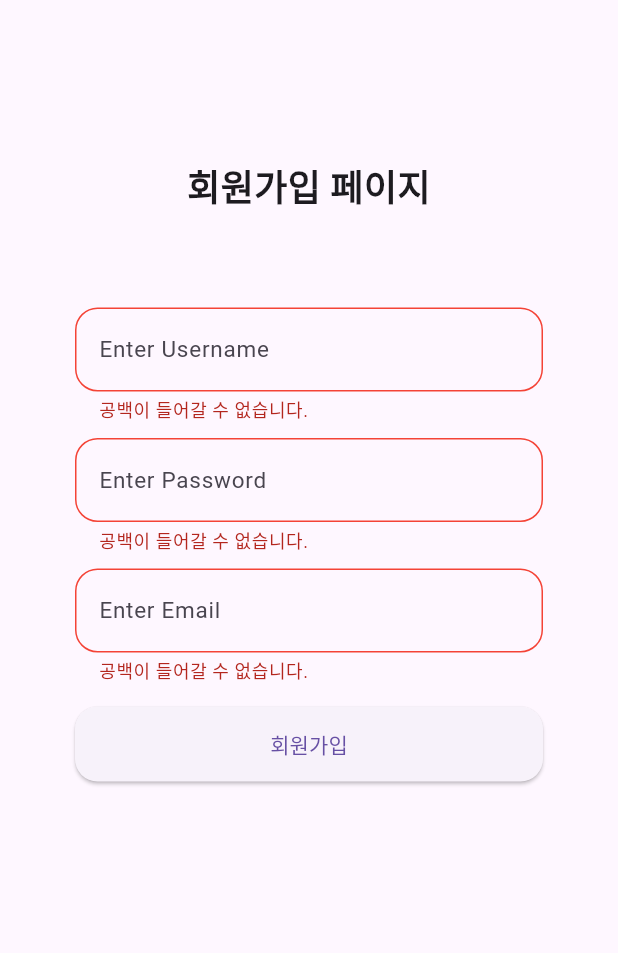
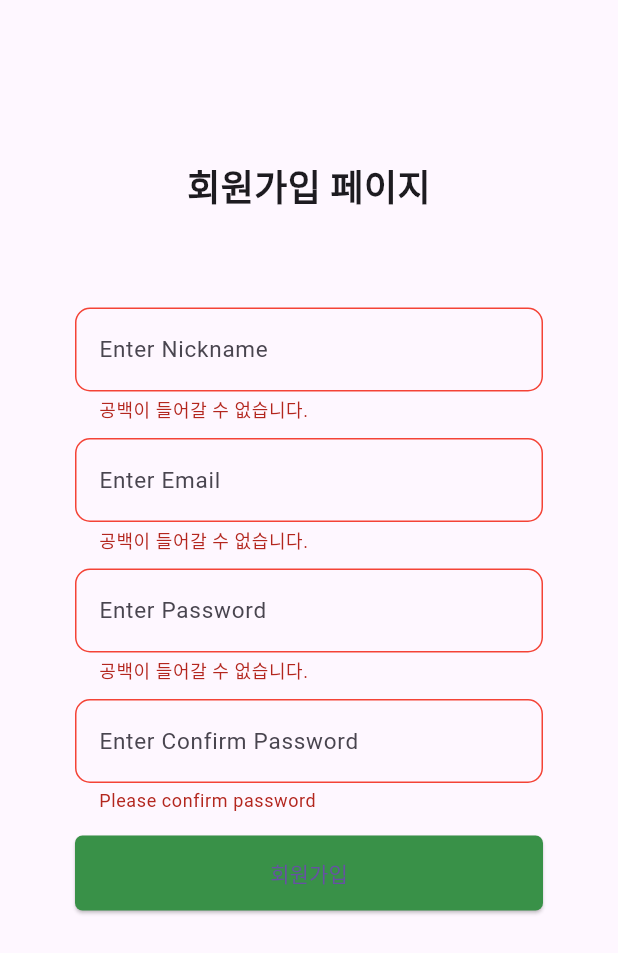
Before and after one commit to PhyeonWoo/front-end-project, a Flutter app: the JoinPage screen opened directly, after a tap on "회원가입", on a phone screen of 412 x 824 dp. Shown: the top 953 px of the screen. Run offline on Flutter 3.47's test engine with Material 3 defaults, Android fonts, the phone set to English and light mode, and no system bars; our stand-ins replace beamer, extended_image, get, validators.

Commit message:
initial commit

```diff
--- a/lib/AET/components/custom_banner.dart
+++ b/lib/AET/components/custom_banner.dart
@@ -19,7 +19,7 @@ class CustomBanner extends StatelessWidget {
   Widget build(BuildContext context) {
     return Scaffold(
       body: Padding(
-        padding: EdgeInsets.only(top: 0),
+        padding: EdgeInsets.only(top: 2),
         child: Column(
           children: [
             Expanded(
--- a/lib/AET/components/custom_elevated_button.dart
+++ b/lib/AET/components/custom_elevated_button.dart
@@ -12,9 +12,10 @@ class CustomElevatedButton extends StatelessWidget {
       padding: const EdgeInsets.only(top: 10.0),
       child: ElevatedButton(
           style: ElevatedButton.styleFrom(
+            backgroundColor: Color(0xFF399148),
             minimumSize: Size(double.infinity,50),
             shape: RoundedRectangleBorder(
-              borderRadius: BorderRadius.circular(15),
+              borderRadius: BorderRadius.circular(5),
             ),
           ),
           onPressed: funPageRoute,
--- a/lib/AET/components/custom_text_form_field.dart
+++ b/lib/AET/components/custom_text_form_field.dart
@@ -21,7 +21,7 @@ class CustomTextFormField extends StatelessWidget {
         controller: controller,
         initialValue: value,
         validator: funValidator,
-        obscureText: hint == "Password" ? true : false,
+        obscureText: hint == "Password" ? true : false || hint =="Confirm Password"? true : false,
         decoration: InputDecoration(
           hintText: "Enter $hint",
           hintStyle: TextStyle(fontSize: 15) ,
@@ -29,25 +29,25 @@ class CustomTextFormField extends StatelessWidget {
               borderSide: BorderSide(
                 color: Colors.grey,
               ),
-            borderRadius: BorderRadius.circular(15),
+            borderRadius: BorderRadius.circular(10),
           ),
           focusedBorder: OutlineInputBorder(
             borderSide: BorderSide(
-              color: Colors.orangeAccent,
+              color: Color(0xFF399148),
             ),
-            borderRadius: BorderRadius.circular(15),
+            borderRadius: BorderRadius.circular(10),
           ),
           errorBorder: OutlineInputBorder(
               borderSide: BorderSide(
                 color: Colors.red,
               ),
-            borderRadius: BorderRadius.circular(15),
+            borderRadius: BorderRadius.circular(10),
           ),
           focusedErrorBorder: OutlineInputBorder(
               borderSide: BorderSide(
                 color: Colors.red,
               ),
-            borderRadius: BorderRadius.circular(15),
+            borderRadius: BorderRadius.circular(10),
           ),
         ),
       ),
--- a/lib/AET/login/join_page.dart
+++ b/lib/AET/login/join_page.dart
@@ -1,16 +1,18 @@
 import 'package:aet/AET/components/custom_elevated_button.dart';
 import 'package:aet/AET/components/custom_text_form_field.dart';
 import 'package:aet/AET/login/login_page.dart';
+import 'package:aet/controller/user_controller.dart';
 import 'package:flutter/material.dart';
-import 'package:flutter/cupertino.dart';
 import 'package:get/get.dart';
-import 'package:validators/validators.dart';
 import 'package:aet/util/validator_util.dart';
-
-void main() => runApp(JoinPage());
 
 class JoinPage extends StatelessWidget {
   final _formKey = GlobalKey<FormState>();
+  final UserController userController = Get.find<UserController>();
+  final _emailController = TextEditingController();
+  final _passwordController = TextEditingController();
+  final _confirmPasswordController = TextEditingController(); // 비밀번호 확인 컨트롤러 추가
+  final _nicknameController = TextEditingController();
 
   @override
   Widget build(BuildContext context) {
@@ -30,36 +32,63 @@ class JoinPage extends StatelessWidget {
                   ),
                 ),
               ),
-              _joinFrom(),
+              _joinForm(),
             ],
           ),
         )
     );
   }
 
-  Widget _joinFrom() {
+  Widget _joinForm() {
     return Form(
       key: _formKey,
       child: Column(
         children: [
           CustomTextFormField(
-              hint: "Username",
-              funValidator: validatorUsername()
+            controller: _nicknameController,
+            hint: "Nickname",
+            funValidator: validatorNickName(),
           ),
           CustomTextFormField(
-              hint: "Password", funValidator: validatorPassword()
+            controller: _emailController,
+            hint: "Email",
+            funValidator: validatorEmail(),
           ),
-          // CustomTextFormField(
-          //     hint: "Password", funValidator: validatorPasswordCheck()
-          //  ),
-          CustomTextFormField(hint: "Email", funValidator: validatorEmail()
+          CustomTextFormField(
+            controller: _passwordController,
+            hint: "Password",
+            funValidator: validatorPassword(),
+          ),
+          CustomTextFormField(
+            controller: _confirmPasswordController,
+            hint: "Confirm Password",
+            funValidator: (value) {
+              if (value.isEmpty) {
+                return "Please confirm password";
+              } else if (_passwordController.text != value) {
+                return "Passwords do not match";
+              }
+              return null;
+            },
           ),
           CustomElevatedButton(
-              text: "회원가입",
-              funPageRoute: () {
-                if(_formKey.currentState!.validate()){
-                Get.to(LoginPage());}
-              }),
+            text: "회원가입",
+            funPageRoute: () async {
+              if (_formKey.currentState!.validate()) {
+                bool isRegistered = await userController.join(
+                  _emailController.text.trim(),
+                  _passwordController.text.trim(),
+                  _nicknameController.text.trim(),
+                );
+                if (isRegistered) {
+                  Get.snackbar("회원가입 성공", "로그인 페이지로 이동");
+                  Get.to(() => LoginPage());
+                } else {
+                  Get.snackbar("회원가입 실패", "다시 시도해주세요");
+                }
+              }
+            },
+          ),
         ],
       ),
     );
--- a/lib/AET/login/login_page.dart
+++ b/lib/AET/login/login_page.dart
@@ -1,7 +1,7 @@
 
-import 'package:aet/AET/Sports_Category/main_home.dart';
 import 'package:aet/AET/components/custom_elevated_button.dart';
 import 'package:aet/AET/components/custom_text_form_field.dart';
+import 'package:aet/AET/screens/home.dart';
 import 'package:aet/controller/user_controller.dart';
 import 'package:flutter/material.dart';
 import 'package:get/get.dart';
@@ -71,7 +71,7 @@ class LoginPage extends StatelessWidget {
                   int result =
                   await u.login(_Email.text.trim(), _password.text.trim());
                   if (result == 1) {
-                    Get.to(() => sports_home());
+                    Get.to(() => homeMain());
                   } else {
                     Get.snackbar("로그인 시도", "로그인 실패");
                   }
@@ -82,7 +82,7 @@ class LoginPage extends StatelessWidget {
             onPressed: (){
              Get.to(JoinPage());
             },
-            child:Text("회원가입 하러가기"),
+            child:Text("회원가입 하러가기",style: TextStyle(color: Color(0xFF399148)),),
           ),
         ],
       ),
--- a/lib/controller/user_controller.dart
+++ b/lib/controller/user_controller.dart
@@ -1,38 +1,44 @@
 import 'package:aet/domain/user/user.dart';
 import 'package:aet/domain/user/user_repository.dart';
-import 'package:aet/util/jwt.dart';
 import 'package:get/get.dart';
-import 'package:shared_preferences/shared_preferences.dart';
 
+class UserController extends GetxController {
+  final UserRepository _userRepository = UserRepository();
+  final RxBool isLogin = false.obs; // Observable variable
+  final Rx<User> principal = User().obs;
 
-class UserController extends GetxController{
-  final UserRepository _userRepository = UserRepository();
-  final RxBool isLogin = false.obs; // 관찰 가능한 변수
-  final principal = User().obs;
+  // 추가: accessToken과 refreshToken 멤버 변수 정의
+  String? accessToken;
+  String? refreshToken;
 
-  // void logout(){
-  //   isLogin.value = false;
-  //   jwtToken = null;
-  // }
   void logout() async {
-    isLogin.value = false;
-    refreshToken = null;
-
-    // SharedPreferences에서 토큰 제거
-    final prefs = await SharedPreferences.getInstance();
-    await prefs.remove('accessToken');
-    await prefs.remove('refreshToken');
+    this.isLogin.value = false;
+    this.accessToken = null;
+    this.refreshToken = null;
   }
 
-  Future<int> login(String username, String password) async {
-    User principal = await _userRepository.login(username, password);
+  Future<int> login(String memberId, String password) async {
+    try {
+      User principal = await _userRepository.login(memberId, password);
 
-    if (principal.email != null) {
-      this.isLogin.value = true;
-      this.principal.value = principal;
-      return 1;
-    } else {
+      if (principal != null && principal.email != null) {
+        this.isLogin.value = true;
+        this.principal.value = principal;
+        this.accessToken = principal.accessToken;
+        this.refreshToken = principal.refreshToken;
+        return 1;
+      } else {
+        return -1;
+      }
+    } catch (e) {
       return -1;
     }
   }
+  Future<bool> join(String memberId, String password, String nickName) async {
+    try {
+      return await _userRepository.join(memberId, password, nickName);
+    } catch (e) {
+      return false;
+    }
+  }
 }
--- a/lib/domain/user/user.dart
+++ b/lib/domain/user/user.dart
@@ -1,16 +1,17 @@
-import 'package:intl/intl.dart';
-
-class User{
+class User {
   final String? email;
   final String? username;
   final String? nickname;
-  final dynamic? accessToken;
+  final String? accessToken;
+  final String? refreshToken;
 
-  User({this.email, this.username,this.nickname, this.accessToken});
+  User({this.email, this.username, this.nickname, this.accessToken, this.refreshToken});
+
 
   User.fromJson(Map<String, dynamic> json)
       : email = json["email"],
         username = json["username"],
-        nickname = json["nickname"],
-        accessToken = json["accessToken"];
+        nickname= json['nickname'],
+        accessToken= json['accessToken'],
+        refreshToken= json['refreshToken'];
 }
--- a/lib/domain/user/user_provider.dart
+++ b/lib/domain/user/user_provider.dart
@@ -3,4 +3,5 @@ import 'package:get/get.dart';
 
 class UserProvider extends GetConnect{
   Future<Response> login(Map date) => post("$host/auth/login", date);
+  Future<Response> join(Map date) => post("$host/auth/join", date);
 }
--- /dev/null
+++ b/lib/util/host.dart
@@ -0,0 +1 @@
+const host = "http://172.30.1.8:8080";
--- a/lib/util/validator_util.dart
+++ b/lib/util/validator_util.dart
@@ -1,7 +1,7 @@
 import 'package:get/get.dart';
 import 'package:validators/validators.dart';
 
-Function validatorUsername(){
+Function validatorNickName(){
   return (String? value){
     if(value!.isEmpty) {
       return "공백이 들어갈 수 없습니다.";
```
Also changed, not shown: lib/AET/components/custom_appbar_search.dart (+9 -11 lines), lib/AET/components/custom_container_width_long.dart (+48 -8 lines), lib/AET/components/custom_search_form_provider.dart (+23 -16 lines), lib/AET/screens/home.dart (+23 -5 lines), lib/AET/theme/theme_container_profile.dart (+71 -48 lines), lib/controller/dto/CMRespDto.dart (deleted, +0 -17 lines), lib/controller/dto/JwtTokenDto.dart (added, +23 -0 lines), lib/controller/dto/LoginReqDto.dart (+8 -6 lines), lib/domain/user/user_repository.dart (+20 -25 lines).
